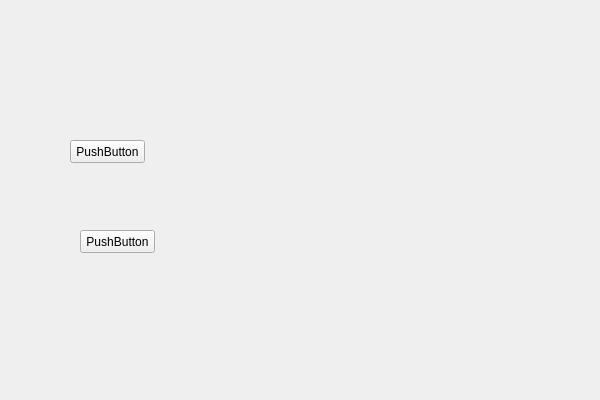
Qt form src/FormMeshImport.ui (Aiopr-bits/MAVES) before a commit.
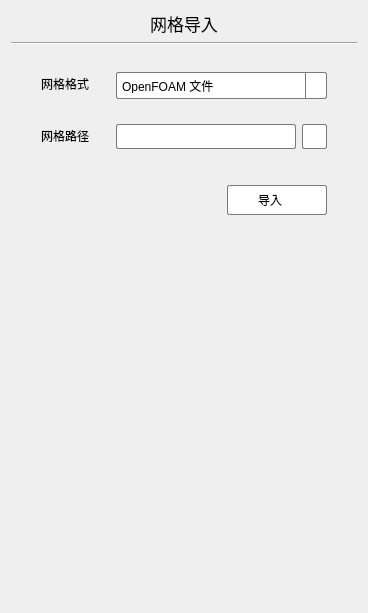
The same form after that commit. Icons and pictures are not drawn.

Commit message: feat:实现网格导入子界面的界面设计和功能

The edit to the form file:
```diff
--- a/src/FormMeshImport.ui
+++ b/src/FormMeshImport.ui
@@ -6,39 +6,454 @@
    <rect>
     <x>0</x>
     <y>0</y>
-    <width>600</width>
-    <height>400</height>
+    <width>368</width>
+    <height>613</height>
    </rect>
   </property>
   <property name="windowTitle">
    <string>FormMeshImport</string>
   </property>
-  <widget class="QPushButton" name="pushButton">
-   <property name="geometry">
-    <rect>
-     <x>70</x>
-     <y>140</y>
-     <width>75</width>
-     <height>23</height>
-    </rect>
-   </property>
-   <property name="text">
-    <string>PushButton</string>
-   </property>
-  </widget>
-  <widget class="QPushButton" name="pushButton_2">
-   <property name="geometry">
-    <rect>
-     <x>80</x>
-     <y>230</y>
-     <width>75</width>
-     <height>23</height>
-    </rect>
-   </property>
-   <property name="text">
-    <string>PushButton</string>
-   </property>
-  </widget>
+  <layout class="QGridLayout" name="gridLayout">
+   <item row="0" column="0">
+    <layout class="QVBoxLayout" name="verticalLayout_3">
+     <item>
+      <widget class="QLabel" name="label">
+       <property name="font">
+        <font>
+         <pointsize>13</pointsize>
+        </font>
+       </property>
+       <property name="text">
+        <string>网格导入</string>
+       </property>
+       <property name="alignment">
+        <set>Qt::AlignCenter</set>
+       </property>
+      </widget>
+     </item>
+     <item>
+      <widget class="Line" name="line">
+       <property name="orientation">
+        <enum>Qt::Horizontal</enum>
+       </property>
+      </widget>
+     </item>
+     <item>
+      <spacer name="verticalSpacer_5">
+       <property name="orientation">
+        <enum>Qt::Vertical</enum>
+       </property>
+       <property name="sizeType">
+        <enum>QSizePolicy::Fixed</enum>
+       </property>
+       <property name="sizeHint" stdset="0">
+        <size>
+         <width>20</width>
+         <height>20</height>
+        </size>
+       </property>
+      </spacer>
+     </item>
+     <item>
+      <layout class="QHBoxLayout" name="horizontalLayout_2">
+       <item>
+        <spacer name="horizontalSpacer">
+         <property name="orientation">
+          <enum>Qt::Horizontal</enum>
+         </property>
+         <property name="sizeType">
+          <enum>QSizePolicy::Fixed</enum>
+         </property>
+         <property name="sizeHint" stdset="0">
+          <size>
+           <width>30</width>
+           <height>20</height>
+          </size>
+         </property>
+        </spacer>
+       </item>
+       <item>
+        <layout class="QVBoxLayout" name="verticalLayout">
+         <item>
+          <widget class="QLabel" name="label_2">
+           <property name="text">
+            <string>网格格式</string>
+           </property>
+          </widget>
+         </item>
+         <item>
+          <spacer name="verticalSpacer">
+           <property name="orientation">
+            <enum>Qt::Vertical</enum>
+           </property>
+           <property name="sizeType">
+            <enum>QSizePolicy::Fixed</enum>
+           </property>
+           <property name="sizeHint" stdset="0">
+            <size>
+             <width>20</width>
+             <height>20</height>
+            </size>
+           </property>
+          </spacer>
+         </item>
+         <item>
+          <widget class="QLabel" name="label_3">
+           <property name="text">
+            <string>网格路径</string>
+           </property>
+          </widget>
+         </item>
+        </layout>
+       </item>
+       <item>
+        <spacer name="horizontalSpacer_2">
+         <property name="orientation">
+          <enum>Qt::Horizontal</enum>
+         </property>
+         <property name="sizeType">
+          <enum>QSizePolicy::Fixed</enum>
+         </property>
+         <property name="sizeHint" stdset="0">
+          <size>
+           <width>20</width>
+           <height>20</height>
+          </size>
+         </property>
+        </spacer>
+       </item>
+       <item>
+        <layout class="QVBoxLayout" name="verticalLayout_2">
+         <item>
+          <widget class="QComboBox" name="comboBox">
+           <property name="minimumSize">
+            <size>
+             <width>0</width>
+             <height>27</height>
+            </size>
+           </property>
+           <property name="maximumSize">
+            <size>
+             <width>16777215</width>
+             <height>25</height>
+            </size>
+           </property>
+           <property name="styleSheet">
+            <string notr="true">QComboBox {
+    background-color: white;
+    border: 1px solid rgb(122, 122, 122); /* 默认边界颜色 */
+    border-radius: 2px;
+    padding: 5px;
+    min-height: 15px;
+}
+
+QComboBox:hover {
+    border: 1px solid rgb(23, 23, 23); /* 鼠标悬浮时边界颜色 */
+}
+
+QComboBox::drop-down {
+    subcontrol-origin: padding;
+    subcontrol-position: top right;
+    width: 20px;
+    border-left-width: 1px;
+    border-left-color: rgb(122, 122, 122); /* 默认边界颜色 */
+    border-left-style: solid;
+    border-top-right-radius: 3px;
+    border-bottom-right-radius: 3px;
+}
+
+QComboBox::drop-down:hover {
+    border-left-color: rgb(23, 23, 23); /* 鼠标悬浮时边界颜色 */
+}
+
+QComboBox::down-arrow {
+    image: url(&quot;../res/arrow.png&quot;); /* 使用相对路径 */
+    width: 10px;
+    height: 10px;
+}
+
+QComboBox QAbstractItemView {
+    border: 1px solid rgb(122, 122, 122); /* 默认边界颜色 */
+    selection-background-color: #f0f0f0;
+    selection-color: black;
+    outline: 0px;
+}
+
+QComboBox QAbstractItemView::item {
+    min-height: 25px; /* 增加选项高度 */
+}
+
+QComboBox QAbstractItemView QScrollBar:vertical {
+    border: 1px solid rgb(122, 122, 122); /* 默认边界颜色 */
+    background: white;
+    width: 12px;
+    margin: 0px 0px 0px 0px;
+}
+
+QComboBox QAbstractItemView QScrollBar::handle:vertical {
+    background: #bfbfbf;
+    min-height: 20px;
+    border-radius: 5px;
+}
+
+QComboBox QAbstractItemView QScrollBar::add-line:vertical {
+    background: white;
+    height: 0px;
+    subcontrol-position: bottom;
+    subcontrol-origin: margin;
+}
+
+QComboBox QAbstractItemView QScrollBar::sub-line:vertical {
+    background: white;
+    height: 0px;
+    subcontrol-position: top;
+    subcontrol-origin: margin;
+}
+
+QComboBox QAbstractItemView QScrollBarup-arrow:vertical, 
+QComboBox QAbstractItemView QScrollBardown-arrow:vertical {
+    border: none;
+    width: 0px;
+    height: 0px;
+    background: none;
+}
+
+QComboBox QAbstractItemView QScrollBaradd-page:vertical, 
+QComboBox QAbstractItemView QScrollBarsub-page:vertical {
+    background: none;
+}
+
+</string>
+           </property>
+           <item>
+            <property name="text">
+             <string>OpenFOAM 文件</string>
+            </property>
+           </item>
+          </widget>
+         </item>
+         <item>
+          <spacer name="verticalSpacer_2">
+           <property name="orientation">
+            <enum>Qt::Vertical</enum>
+           </property>
+           <property name="sizeType">
+            <enum>QSizePolicy::Fixed</enum>
+           </property>
+           <property name="sizeHint" stdset="0">
+            <size>
+             <width>20</width>
+             <height>20</height>
+            </size>
+           </property>
+          </spacer>
+         </item>
+         <item>
+          <layout class="QHBoxLayout" name="horizontalLayout">
+           <item>
+            <widget class="QLineEdit" name="lineEdit">
+             <property name="minimumSize">
+              <size>
+               <width>0</width>
+               <height>25</height>
+              </size>
+             </property>
+             <property name="maximumSize">
+              <size>
+               <width>16777215</width>
+               <height>25</height>
+              </size>
+             </property>
+             <property name="styleSheet">
+              <string notr="true">QLineEdit {
+    background-color: rgb(255, 255, 255); /* 背景色 */
+    border: 1px solid rgb(122, 122, 122); /* 边框色 */
+    border-radius: 2px; /* 圆角边框 */
+    padding: 5px; /* 内边距 */
+}
+
+
+
+QLineEdit:hover {
+    border: 1px solid rgb(23, 23, 23); 
+}</string>
+             </property>
+            </widget>
+           </item>
+           <item>
+            <widget class="QPushButton" name="pushButton_2">
+             <property name="minimumSize">
+              <size>
+               <width>25</width>
+               <height>25</height>
+              </size>
+             </property>
+             <property name="maximumSize">
+              <size>
+               <width>25</width>
+               <height>25</height>
+              </size>
+             </property>
+             <property name="styleSheet">
+              <string notr="true">QPushButton {
+    background-color: rgb(255, 255, 255); /* 背景色 */
+    border: 1px solid rgb(122, 122, 122); /* 边框色 */
+    border-radius: 2px; /* 圆润边框 */
+}
+
+QPushButton:hover {
+    background-color: rgb(242, 242, 242); /* 鼠标悬浮背景色 */
+}
+
+QPushButton:pressed {
+    background-color: rgb(235, 235, 235); /* 鼠标点击背景色 */
+}
+</string>
+             </property>
+             <property name="text">
+              <string/>
+             </property>
+             <property name="icon">
+              <iconset>
+               <normaloff>../res/browse.png</normaloff>../res/browse.png</iconset>
+             </property>
+             <property name="iconSize">
+              <size>
+               <width>20</width>
+               <height>20</height>
+              </size>
+             </property>
+            </widget>
+           </item>
+          </layout>
+         </item>
+        </layout>
+       </item>
+       <item>
+        <spacer name="horizontalSpacer_3">
+         <property name="orientation">
+          <enum>Qt::Horizontal</enum>
+         </property>
+         <property name="sizeType">
+          <enum>QSizePolicy::Fixed</enum>
+         </property>
+         <property name="sizeHint" stdset="0">
+          <size>
+           <width>30</width>
+           <height>20</height>
+          </size>
+         </property>
+        </spacer>
+       </item>
+      </layout>
+     </item>
+     <item>
+      <spacer name="verticalSpacer_3">
+       <property name="orientation">
+        <enum>Qt::Vertical</enum>
+       </property>
+       <property name="sizeType">
+        <enum>QSizePolicy::Fixed</enum>
+       </property>
+       <property name="sizeHint" stdset="0">
+        <size>
+         <width>20</width>
+         <height>30</height>
+        </size>
+       </property>
+      </spacer>
+     </item>
+     <item>
+      <layout class="QHBoxLayout" name="horizontalLayout_3">
+       <item>
+        <spacer name="horizontalSpacer_4">
+         <property name="orientation">
+          <enum>Qt::Horizontal</enum>
+         </property>
+         <property name="sizeHint" stdset="0">
+          <size>
+           <width>40</width>
+           <height>20</height>
+          </size>
+         </property>
+        </spacer>
+       </item>
+       <item>
+        <widget class="QPushButton" name="pushButton">
+         <property name="minimumSize">
+          <size>
+           <width>100</width>
+           <height>30</height>
+          </size>
+         </property>
+         <property name="maximumSize">
+          <size>
+           <width>100</width>
+           <height>30</height>
+          </size>
+         </property>
+         <property name="styleSheet">
+          <string notr="true">QPushButton {
+    background-color: rgb(255, 255, 255); /* 背景色 */
+    border: 1px solid rgb(122, 122, 122); /* 边框色 */
+    border-radius: 2px; /* 圆润边框 */
+	text-align: left;
+    padding-left: 30px;
+}
+
+
+QPushButton:hover {
+    background-color: rgb(242, 242, 242); /* 鼠标悬浮背景色 */
+}
+
+QPushButton:pressed {
+    background-color: rgb(235, 235, 235); /* 鼠标点击背景色 */
+}
+</string>
+         </property>
+         <property name="text">
+          <string>导入</string>
+         </property>
+         <property name="icon">
+          <iconset>
+           <normaloff>../res/importData.png</normaloff>../res/importData.png</iconset>
+         </property>
+        </widget>
+       </item>
+       <item>
+        <spacer name="horizontalSpacer_5">
+         <property name="orientation">
+          <enum>Qt::Horizontal</enum>
+         </property>
+         <property name="sizeType">
+          <enum>QSizePolicy::Fixed</enum>
+         </property>
+         <property name="sizeHint" stdset="0">
+          <size>
+           <width>30</width>
+           <height>20</height>
+          </size>
+         </property>
+        </spacer>
+       </item>
+      </layout>
+     </item>
+     <item>
+      <spacer name="verticalSpacer_4">
+       <property name="orientation">
+        <enum>Qt::Vertical</enum>
+       </property>
+       <property name="sizeHint" stdset="0">
+        <size>
+         <width>20</width>
+         <height>40</height>
+        </size>
+       </property>
+      </spacer>
+     </item>
+    </layout>
+   </item>
+  </layout>
  </widget>
  <layoutdefault spacing="6" margin="11"/>
  <resources/>
```
The commit also changes 4 other files.
